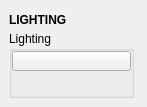
Above: tentacle/ui/lighting.ui from m3trik/tentacle before the change. Below: the same form after it.
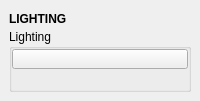
That is the form after the change. Custom widgets are drawn as their Qt base class.

What changed in the file:
```diff
--- a/tentacle/ui/lighting.ui
+++ b/tentacle/ui/lighting.ui
@@ -9,25 +9,10 @@
    <rect>
     <x>0</x>
     <y>0</y>
-    <width>147</width>
-    <height>107</height>
+    <width>200</width>
+    <height>101</height>
    </rect>
   </property>
-  <property name="minimumSize">
-   <size>
-    <width>0</width>
-    <height>0</height>
-   </size>
-  </property>
-  <property name="maximumSize">
-   <size>
-    <width>999</width>
-    <height>999</height>
-   </size>
-  </property>
-  <property name="windowTitle">
-   <string>Toolkit</string>
-  </property>
   <property name="tabShape">
    <enum>QTabWidget::Triangular</enum>
   </property>
@@ -38,6 +23,12 @@
    <set>QMainWindow::AllowNestedDocks|QMainWindow::AllowTabbedDocks|QMainWindow::AnimatedDocks|QMainWindow::ForceTabbedDocks</set>
   </property>
   <widget class="QWidget" name="central_widget">
+   <property name="minimumSize">
+    <size>
+     <width>200</width>
+     <height>0</height>
+    </size>
+   </property>
    <layout class="QVBoxLayout" name="verticalLayout_2">
     <item>
      <layout class="QVBoxLayout" name="verticalLayout">
@@ -45,17 +36,11 @@
        <number>0</number>
       </property>
       <item>
-       <widget class="DraggableHeader" name="draggableHeader">
+       <widget class="Header" name="header">
         <property name="minimumSize">
          <size>
           <width>0</width>
-          <height>22</height>
-         </size>
-        </property>
-        <property name="maximumSize">
-         <size>
-          <width>125</width>
-          <height>22</height>
+          <height>20</height>
          </size>
         </property>
         <property name="font">
@@ -74,18 +59,6 @@
         <property name="enabled">
          <bool>true</bool>
         </property>
-        <property name="minimumSize">
-         <size>
-          <width>125</width>
-          <height>0</height>
-         </size>
-        </property>
-        <property name="maximumSize">
-         <size>
-          <width>125</width>
-          <height>999</height>
-         </size>
-        </property>
         <property name="title">
          <string>Lighting</string>
         </property>
@@ -118,7 +91,7 @@
            </property>
            <property name="maximumSize">
             <size>
-             <width>999</width>
+             <width>16777215</width>
              <height>20</height>
             </size>
            </property>
@@ -158,16 +131,16 @@
   </widget>
  </widget>
  <customwidgets>
+  <customwidget>
+   <class>Header</class>
+   <extends>QLabel</extends>
+   <header>uitk.widgets.header.Header.h</header>
+  </customwidget>
   <customwidget>
    <class>PushButton</class>
    <extends>QPushButton</extends>
    <header>widgets.pushbutton.h</header>
   </customwidget>
-  <customwidget>
-   <class>DraggableHeader</class>
-   <extends>QLabel</extends>
-   <header>draggableHeader.h</header>
-  </customwidget>
  </customwidgets>
  <resources/>
  <connections/>
```
